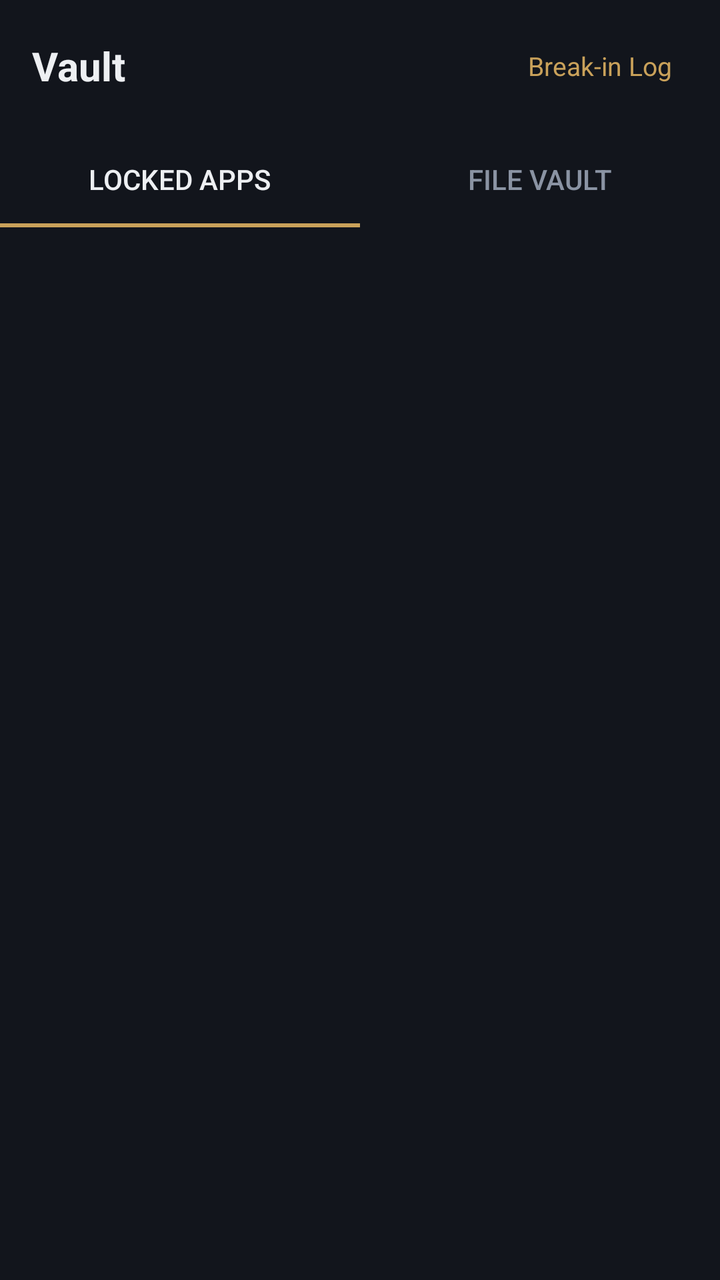
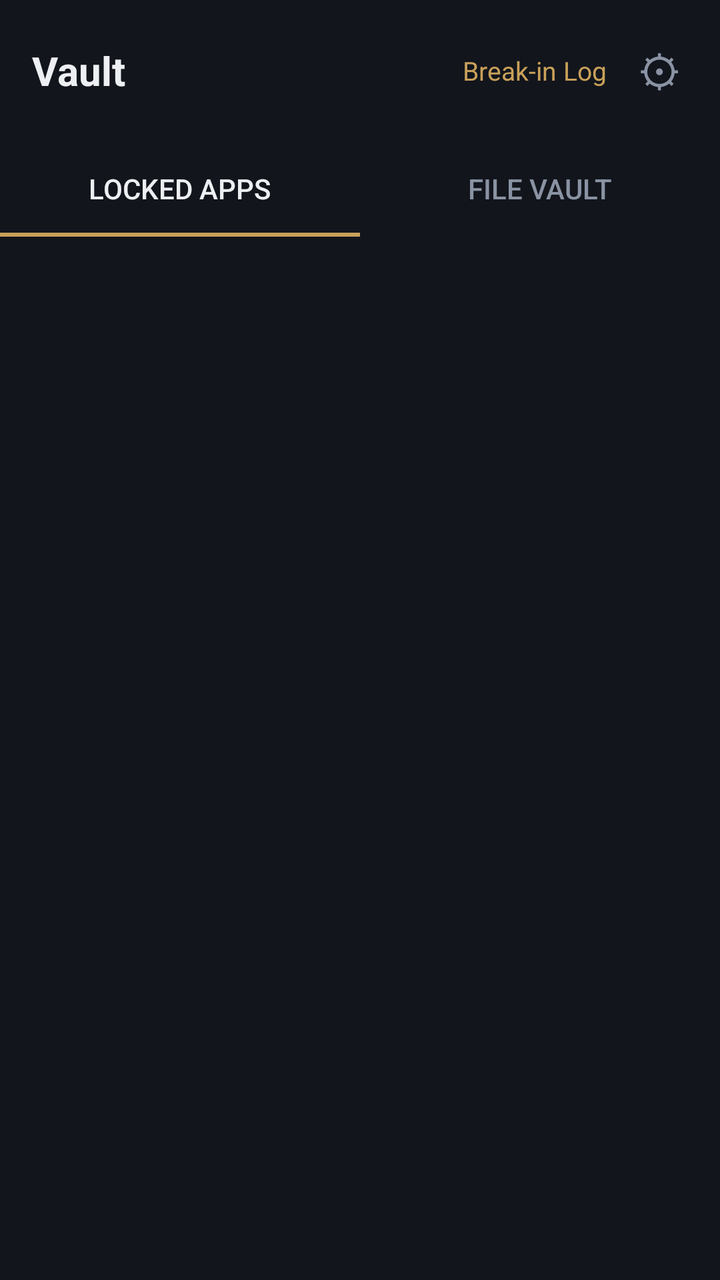

An Android layout rendered at two revisions. The XML below is the earlier revision; the diff shows what the commit changed to produce the second picture.
<!-- AndroidManifest.xml: application theme Theme.AppCompat.DayNight.NoActionBar -->
<!-- res/layout/activity_dashboard.xml -->
<?xml version="1.0" encoding="utf-8"?>
<LinearLayout xmlns:android="http://schemas.android.com/apk/res/android"
    xmlns:app="http://schemas.android.com/apk/res-auto"
    android:layout_width="match_parent"
    android:layout_height="match_parent"
    android:orientation="vertical"
    android:background="@color/bg">

    <LinearLayout
        android:layout_width="match_parent"
        android:layout_height="wrap_content"
        android:orientation="horizontal"
        android:gravity="center_vertical"
        android:padding="16dp">

        <TextView
            android:layout_width="0dp"
            android:layout_height="wrap_content"
            android:layout_weight="1"
            android:text="Vault"
            android:textColor="@color/text"
            android:textSize="20sp"
            android:textStyle="bold" />

        <TextView
            android:id="@+id/breakInLogButton"
            android:layout_width="wrap_content"
            android:layout_height="wrap_content"
            android:text="Break-in Log"
            android:textColor="@color/accent"
            android:textSize="13sp"
            android:padding="8dp" />

    </LinearLayout>

    <com.google.android.material.tabs.TabLayout
        android:id="@+id/tabLayout"
        android:layout_width="match_parent"
        android:layout_height="wrap_content"
        app:tabIndicatorColor="@color/accent"
        app:tabSelectedTextColor="@color/text"
        app:tabTextColor="@color/text_muted">

        <com.google.android.material.tabs.TabItem
            android:layout_width="wrap_content"
            android:layout_height="wrap_content"
            android:text="Locked Apps" />

        <com.google.android.material.tabs.TabItem
            android:layout_width="wrap_content"
            android:layout_height="wrap_content"
            android:text="File Vault" />
    </com.google.android.material.tabs.TabLayout>

    <FrameLayout
        android:id="@+id/fragmentContainer"
        android:layout_width="match_parent"
        android:layout_height="0dp"
        android:layout_weight="1" />

</LinearLayout>
<!-- resources referenced by this layout -->
<resources>
  <color name="accent">#C9A15A</color>
  <color name="bg">#12151C</color>
  <color name="text">#EDEFF2</color>
  <color name="text_muted">#8A93A3</color>
</resources>

<!-- the commit's change to res/layout/activity_dashboard.xml (unified diff, before → after) -->
@@ -31,6 +31,18 @@
             android:textSize="13sp"
             android:padding="8dp" />
 
+        <TextView
+            android:id="@+id/settingsButton"
+            android:layout_width="wrap_content"
+            android:layout_height="wrap_content"
+            android:text="⚙"
+            android:textColor="@color/text_muted"
+            android:textSize="22sp"
+            android:paddingStart="8dp"
+            android:paddingEnd="4dp"
+            android:paddingTop="4dp"
+            android:paddingBottom="4dp" />
+
     </LinearLayout>
 
     <com.google.android.material.tabs.TabLayout
